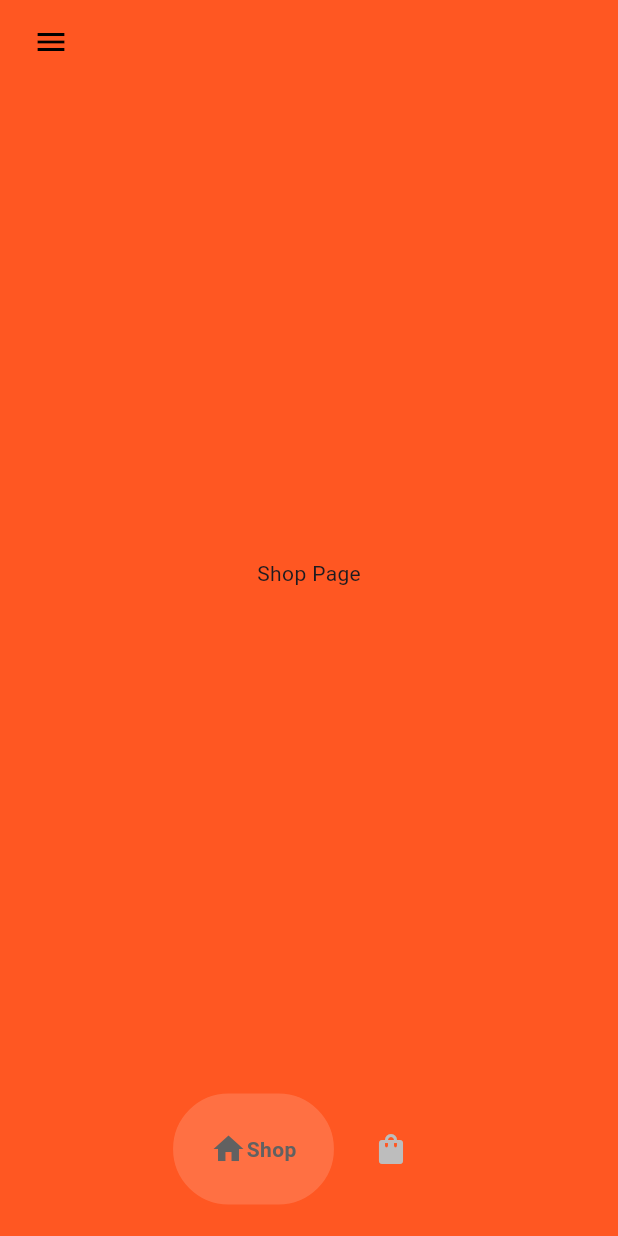
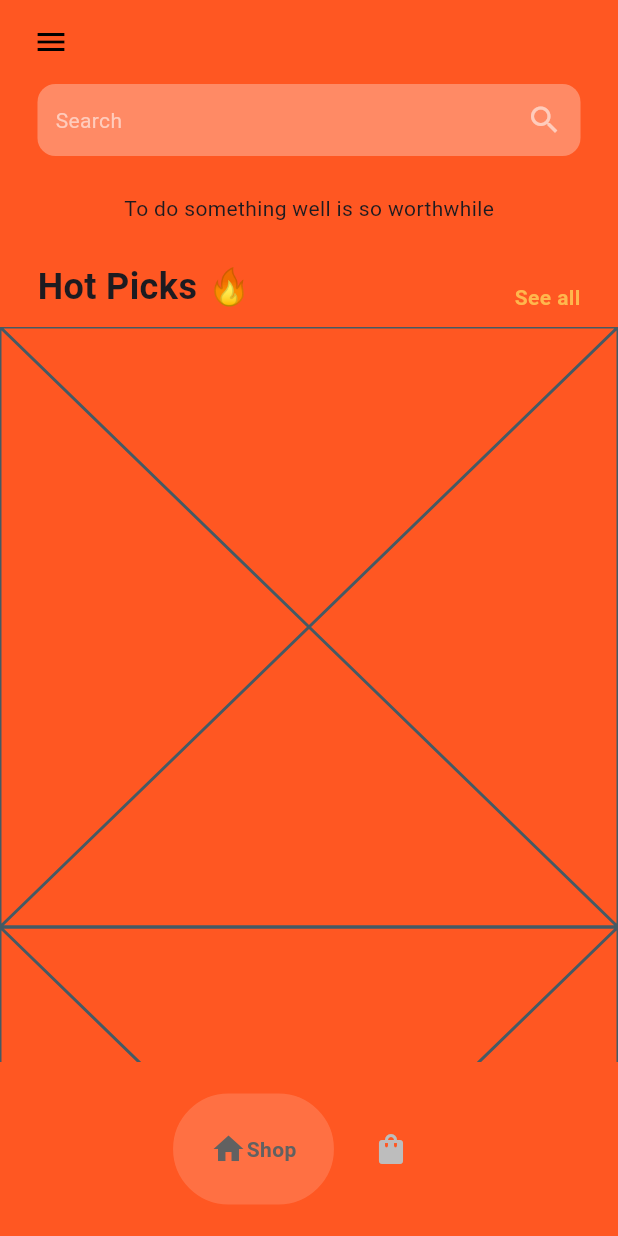
Before and after one commit to SteiKnight/ecommerceapp, a Flutter app: the HomePage screen opened by its route, on a phone screen of 412 x 824 dp. Run offline on Flutter 3.47's test engine with Material 3 defaults, Android fonts, the phone set to English and light mode, and no system bars; drawn by our look-alikes of google_nav_bar.

```diff
--- /dev/null
+++ b/lib/components/car_tile.dart
@@ -0,0 +1,10 @@
+import 'package:flutter/material.dart';
+
+class CarTile extends StatelessWidget {
+  const CarTile({super.key});
+
+  @override
+  Widget build(BuildContext context) {
+    return const Placeholder();
+  }
+}
--- /dev/null
+++ b/lib/models/car.dart
@@ -0,0 +1,13 @@
+class Car {
+  final String model;
+  final String price;
+  final String imagePath;
+  final String description;
+
+  Car({
+    required this.model,
+    required this.price,
+    required this.imagePath,
+    required this.description,
+  });
+}
--- a/lib/pages/intro_page.dart
+++ b/lib/pages/intro_page.dart
@@ -1,4 +1,3 @@
-import 'package:ecommerceapp/pages/home_page.dart';
 import 'package:flutter/material.dart';
 
 class IntroPage extends StatelessWidget {
--- a/lib/pages/shop_page.dart
+++ b/lib/pages/shop_page.dart
@@ -1,3 +1,4 @@
+import 'package:ecommerceapp/components/car_tile.dart';
 import 'package:flutter/material.dart';
 
 class ShopPage extends StatefulWidget {
@@ -10,6 +11,71 @@ class ShopPage extends StatefulWidget {
 class _ShopPageState extends State<ShopPage> {
   @override
   Widget build(BuildContext context) {
-    return Center(child: Text("Shop Page"));
+    return Column(
+      children: [
+        //search bar
+        Container(
+          padding: EdgeInsets.all(12),
+          margin: EdgeInsets.symmetric(horizontal: 25),
+          decoration: BoxDecoration(
+              color: Colors.deepOrange.shade300,
+              borderRadius: BorderRadius.circular(12)),
+          child: Row(
+            mainAxisAlignment: MainAxisAlignment.spaceBetween,
+            children: [
+              Text(
+                "Search",
+                style: TextStyle(
+                  color: Colors.deepOrange[100],
+                ),
+              ),
+              Icon(Icons.search, color: Colors.deepOrange[100]),
+            ],
+          ),
+        ),
+
+        //message
+        Padding(
+          padding: const EdgeInsets.symmetric(vertical: 25),
+          child: Text('To do something well is so worthwhile',
+              style: TextStyle(
+                color: Colors.deepOrange[850],
+              )),
+        ),
+        //hot picks
+        Padding(
+          padding: const EdgeInsets.symmetric(horizontal: 25),
+          child: Row(
+            mainAxisAlignment: MainAxisAlignment.spaceBetween,
+            crossAxisAlignment: CrossAxisAlignment.end,
+            children: [
+              Text(
+                'Hot Picks 🔥',
+                style: TextStyle(
+                  fontWeight: FontWeight.bold,
+                  fontSize: 24,
+                ),
+              ),
+              Text(
+                'See all',
+                style: TextStyle(
+                  fontWeight: FontWeight.bold,
+                  color: Colors.orange[300],
+                ),
+              )
+            ],
+          ),
+        ),
+        const SizedBox(height: 10),
+
+        Expanded(
+          child: ListView.builder(
+            itemBuilder: (context, index) {
+              return CarTile();
+            },
+          ),
+        )
+      ],
+    );
   }
 }
```
